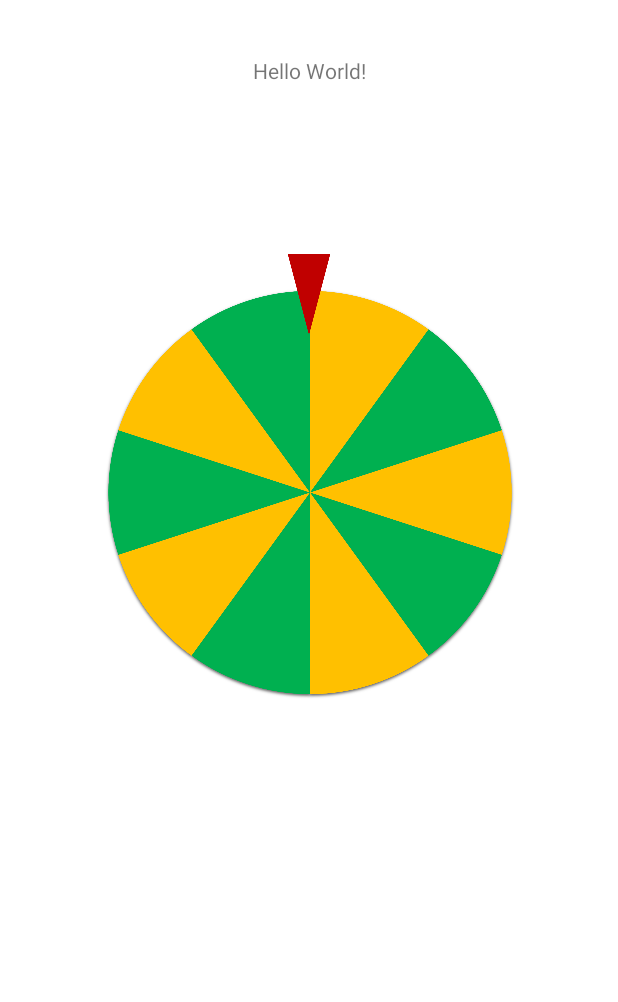
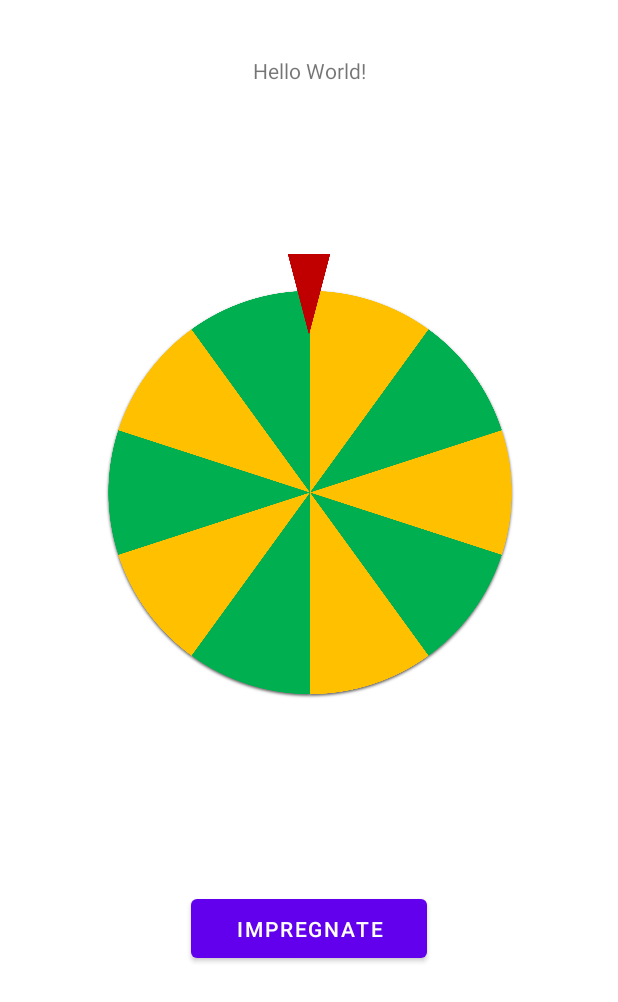
Before and after one commit to chris199512/Restaurant_Roulette, an Android app: the screen it shows after launch (MainActivity), on a phone screen of 412 x 824 dp. Shown: the top 1002 px of the screen. Run offline under Robolectric (Android 15) with nearby library versions, the phone set to English and light mode, and no system bars.

Commit message:
Filterbutton hinzugefügt

```diff
--- a/app/src/main/res/layout/activity_main.xml
+++ b/app/src/main/res/layout/activity_main.xml
@@ -48,4 +48,18 @@
         app:layout_constraintVertical_bias="0.267"
         app:srcCompat="@drawable/arrow" />
 
+    <Button
+        android:id="@+id/filter"
+        android:layout_width="157dp"
+        android:layout_height="51dp"
+        android:layout_marginStart="158dp"
+        android:layout_marginTop="1dp"
+        android:layout_marginEnd="158dp"
+        android:layout_marginBottom="138dp"
+        android:text="@string/filter"
+        app:layout_constraintBottom_toBottomOf="parent"
+        app:layout_constraintEnd_toEndOf="parent"
+        app:layout_constraintStart_toStartOf="parent"
+        app:layout_constraintTop_toBottomOf="@+id/imageView2" />
+
 </androidx.constraintlayout.widget.ConstraintLayout>
--- a/app/src/main/res/values/strings.xml
+++ b/app/src/main/res/values/strings.xml
@@ -2,4 +2,5 @@
     <string name="app_name">Restaurant Roulette</string>
     <string name="roulette">Roulette</string>
     <string name="arrow">arrow</string>
+    <string name="filter">impregnate</string>
 </resources>
```
